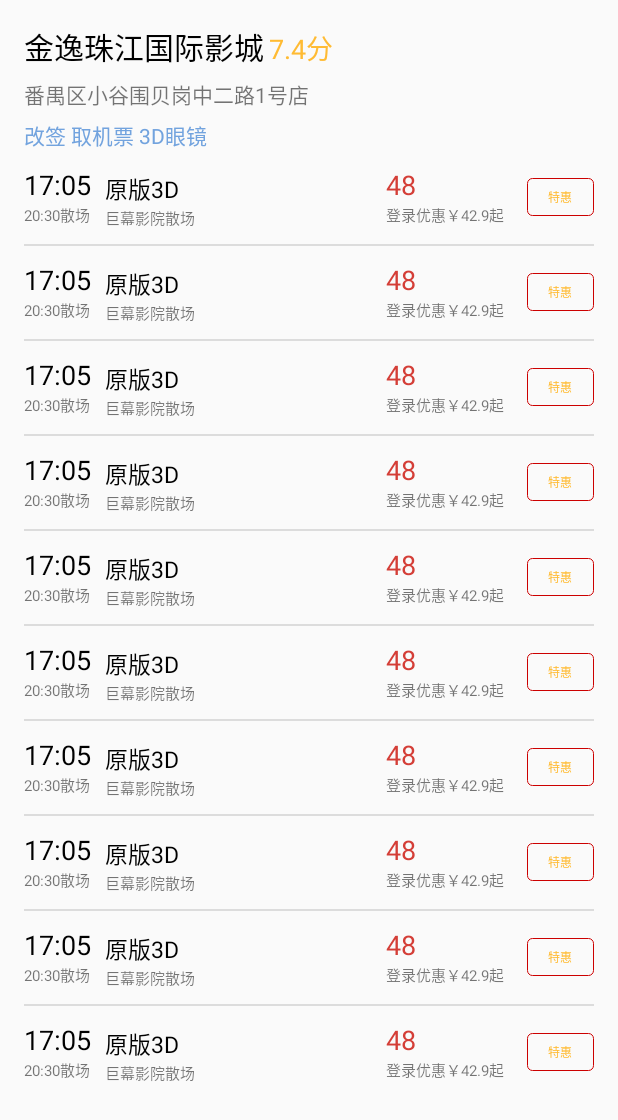
After one commit to MoHuaxiao/TicketSystem, an Android app: the CinemaDetail screen opened directly, with no data from a screen before it, on a phone screen of 412 x 824 dp. The commit adds this screen. Shown: the top 1120 px of the screen. Run offline under Robolectric (Android 15) with nearby library versions, the phone set to English and light mode, and no system bars.

Commit message:
添加电影院详情

```diff
--- a/app/build.gradle
+++ b/app/build.gradle
@@ -21,11 +21,11 @@ android {
 
 dependencies {
     compile fileTree(dir: 'libs', include: ['*.jar'])
+    //添加支付库
     compile 'com.android.support:appcompat-v7:24.2.1'
     compile 'com.android.support:design:24.2.1'
     compile 'com.android.support.constraint:constraint-layout:1.0.2'
     compile 'com.android.support:support-v4:24.2.1'
-    //添加支付库
     compile 'io.github.mayubao:pay_library:1.0.1'
     compile 'com.github.limxing:Android-PromptDialog:1.1.1'
     testCompile 'junit:junit:4.12'
--- /dev/null
+++ b/app/src/main/java/com/x7/ssad/ticketsystem/Activities/CinemaDetail.java
@@ -0,0 +1,33 @@
+package com.x7.ssad.ticketsystem.Activities;
+
+import android.content.Intent;
+import android.support.v7.app.AppCompatActivity;
+import android.os.Bundle;
+import android.view.View;
+import android.widget.AdapterView;
+import android.widget.ListView;
+
+import com.x7.ssad.ticketsystem.Adapters.TicketAdapter;
+import com.x7.ssad.ticketsystem.Model.Ticket;
+import com.x7.ssad.ticketsystem.R;
+
+import java.util.ArrayList;
+import java.util.List;
+
+public class CinemaDetail extends AppCompatActivity {
+
+    @Override
+    protected void onCreate(Bundle savedInstanceState) {
+        super.onCreate(savedInstanceState);
+        setContentView(R.layout.activity_cinema_detail);
+        ListView ticketListView = (ListView) findViewById(R.id.ticket_list);
+        List<Ticket> ticketList = new ArrayList<Ticket>();
+        Ticket t;
+        for (int i = 0; i < 10; i++) {
+            t = new Ticket("17:05", "20:30", "原版3D", 48);
+            ticketList.add(t);
+        }
+        TicketAdapter ticketAdapter = new TicketAdapter(ticketList, this);
+        ticketListView.setAdapter(ticketAdapter);
+    }
+}
--- /dev/null
+++ b/app/src/main/java/com/x7/ssad/ticketsystem/Adapters/TicketAdapter.java
@@ -0,0 +1,82 @@
+package com.x7.ssad.ticketsystem.Adapters;
+
+import android.content.Context;
+import android.view.LayoutInflater;
+import android.view.View;
+import android.view.ViewGroup;
+import android.widget.BaseAdapter;
+import android.widget.TextView;
+
+import com.x7.ssad.ticketsystem.Model.Cinema;
+import com.x7.ssad.ticketsystem.Model.Ticket;
+import com.x7.ssad.ticketsystem.R;
+
+import java.util.List;
+
+/**
+ * Created by Administrator on 2017/06/04.
+ */
+
+public class TicketAdapter extends BaseAdapter{
+    private List<Ticket> list;
+    private Context context;
+
+    public TicketAdapter(List<Ticket> list, Context context) {
+        this.list = list;
+        this.context = context;
+    }
+
+    @Override
+    public int getCount() {
+        if (list == null) {
+            return 0;
+        }
+        return list.size();
+    }
+
+    @Override
+    public Object getItem(int position) {
+        if (list == null) {
+            return null;
+        }
+        return list.get(position);
+    }
+
+    @Override
+    public long getItemId(int position) {
+        return position;
+    }
+
+    @Override
+    public View getView(int position, View convertView, ViewGroup parent) {
+        View view;
+        TicketAdapter.ViewHolder viewHolder;
+
+        if (convertView == null) {
+            view = LayoutInflater.from(context).inflate(R.layout.ticket_item, null);
+            viewHolder = new TicketAdapter.ViewHolder();
+            viewHolder.startTime = (TextView) view.findViewById(R.id.startTime);
+            viewHolder.endTime = (TextView) view.findViewById(R.id.endTime);
+            viewHolder.type = (TextView) view.findViewById(R.id.type);
+            viewHolder.price = (TextView) view.findViewById(R.id.price);
+            view.setTag(viewHolder);
+        }
+        else {
+            view = convertView;
+            viewHolder = (TicketAdapter.ViewHolder) convertView.getTag();
+        }
+
+        viewHolder.startTime.setText(list.get(position).startTime);
+        viewHolder.endTime.setText(list.get(position).endTime);
+        viewHolder.type.setText(list.get(position).type);
+        viewHolder.price.setText(list.get(position).price + "");
+        return view;
+    }
+
+    private class ViewHolder {
+        public TextView startTime;
+        public TextView endTime;
+        public TextView type;
+        public TextView price;
+    }
+}
--- a/app/src/main/java/com/x7/ssad/ticketsystem/Fragments/CinemaFragment.java
+++ b/app/src/main/java/com/x7/ssad/ticketsystem/Fragments/CinemaFragment.java
@@ -1,13 +1,16 @@
 package com.x7.ssad.ticketsystem.Fragments;
 
 
+import android.content.Intent;
 import android.os.Bundle;
 import android.support.v4.app.Fragment;
 import android.view.LayoutInflater;
 import android.view.View;
 import android.view.ViewGroup;
+import android.widget.AdapterView;
 import android.widget.ListView;
 
+import com.x7.ssad.ticketsystem.Activities.CinemaDetail;
 import com.x7.ssad.ticketsystem.Adapters.CinemaAdapter;
 import com.x7.ssad.ticketsystem.Model.Cinema;
 import com.x7.ssad.ticketsystem.R;
@@ -34,6 +37,13 @@ public class CinemaFragment extends Fragment {
         }
         CinemaAdapter cinemaAdapter = new CinemaAdapter(cinemaList, getActivity());
         cinemaListView.setAdapter(cinemaAdapter);
+        cinemaListView.setOnItemClickListener(new AdapterView.OnItemClickListener() {
+            @Override
+            public void onItemClick(AdapterView<?> parent, View view, int position, long id) {
+                Intent intent = new Intent(getActivity(), CinemaDetail.class);
+                startActivity(intent);
+            }
+        });
         return rootView;
     }
 }
--- /dev/null
+++ b/app/src/main/java/com/x7/ssad/ticketsystem/Model/Ticket.java
@@ -0,0 +1,18 @@
+package com.x7.ssad.ticketsystem.Model;
+
+/**
+ * Created by Administrator on 2017/06/04.
+ */
+
+public class Ticket {
+    public String startTime;
+    public String endTime;
+    public String type;
+    public int price;
+    public Ticket(String startTime, String endTime, String type, int price) {
+        this.startTime = startTime;
+        this.endTime = endTime;
+        this.type = type;
+        this.price = price;
+    }
+}
--- /dev/null
+++ b/app/src/main/res/layout/activity_cinema_detail.xml
@@ -0,0 +1,89 @@
+<?xml version="1.0" encoding="utf-8"?>
+<LinearLayout
+    xmlns:android="http://schemas.android.com/apk/res/android"
+    xmlns:tools="http://schemas.android.com/tools"
+    android:paddingBottom="@dimen/activity_vertical_margin"
+    android:paddingLeft="@dimen/activity_horizontal_margin"
+    android:paddingRight="@dimen/activity_horizontal_margin"
+    android:paddingTop="@dimen/activity_vertical_margin"
+    android:orientation="vertical"
+    android:layout_width="match_parent"
+    android:layout_height="match_parent"
+    tools:context="com.x7.ssad.ticketsystem.Activities.CinemaDetail">
+    <LinearLayout
+        android:layout_marginBottom="6dp"
+        android:layout_width="wrap_content"
+        android:layout_height="wrap_content">
+        <TextView
+            android:text="金逸珠江国际影城"
+            android:textColor="#000000"
+            android:textSize="20dp"
+            android:layout_marginRight="5px"
+            android:layout_width="wrap_content"
+            android:layout_height="wrap_content" />
+        <TextView
+            android:text="7.4分"
+            android:textColor="@color/ratingColor"
+            android:textSize="18dp"
+            android:layout_width="wrap_content"
+            android:layout_height="wrap_content" />
+    </LinearLayout>
+    <TextView
+        android:text="番禺区小谷围贝岗中二路1号店"
+        android:layout_marginBottom="6dp"
+        android:layout_width="wrap_content"
+        android:layout_height="wrap_content" />
+    <LinearLayout
+        android:orientation="horizontal"
+        android:layout_width="wrap_content"
+        android:layout_height="wrap_content">
+        <TextView
+            android:text="改签"
+            android:textColor="#72A3DE"
+            android:layout_marginRight="3dp"
+            android:layout_width="wrap_content"
+            android:layout_height="wrap_content" />
+        <TextView
+            android:text="取机票"
+            android:textColor="#72A3DE"
+            android:layout_marginRight="3dp"
+            android:layout_width="wrap_content"
+            android:layout_height="wrap_content" />
+        <TextView
+            android:text="3D眼镜"
+            android:textColor="#72A3DE"
+            android:layout_width="wrap_content"
+            android:layout_height="wrap_content" />
+    </LinearLayout>
+    <!--<LinearLayout-->
+        <!--android:layout_width="match_parent"-->
+        <!--android:layout_height="wrap_content"-->
+        <!--android:layout_marginBottom="8dp"-->
+        <!--android:orientation="vertical">-->
+        <!--<android.support.v7.widget.RecyclerView-->
+            <!--android:id="@+id/movieShot"-->
+            <!--android:layout_width="match_parent"-->
+            <!--android:layout_height="wrap_content"-->
+            <!--android:layout_margin="@dimen/activity_vertical_margin" />-->
+        <!--<TextView-->
+            <!--android:text="多啦A梦： 大雄的南京冒险"-->
+            <!--android:layout_marginBottom="5dp"-->
+            <!--android:textColor="#000000"-->
+            <!--android:textSize="15dp"-->
+            <!--android:layout_gravity="center"-->
+            <!--android:layout_width="wrap_content"-->
+            <!--android:layout_height="wrap_content" />-->
+        <!--<TextView-->
+            <!--android:text="101分钟 | 动画 | 山新"-->
+            <!--android:textSize="15dp"-->
+            <!--android:layout_gravity="center"-->
+            <!--android:layout_width="wrap_content"-->
+            <!--android:layout_height="wrap_content" />-->
+    <!--</LinearLayout>-->
+    <ListView
+        android:id="@+id/ticket_list"
+        android:layout_width="match_parent"
+        android:layout_height="wrap_content"></ListView>
+
+
+</LinearLayout>
--- a/app/src/main/res/layout/ticket_item.xml
+++ b/app/src/main/res/layout/ticket_item.xml
@@ -1,6 +1,127 @@
 <?xml version="1.0" encoding="utf-8"?>
-<LinearLayout xmlns:android="http://schemas.android.com/apk/res/android"
-    android:orientation="vertical" android:layout_width="match_parent"
-    android:layout_height="match_parent">
+<LinearLayout
+    xmlns:android="http://schemas.android.com/apk/res/android"
+    android:orientation="horizontal"
+    android:paddingTop="10dp"
+    android:paddingBottom="10dp"
+    android:layout_width="match_parent"
+    android:layout_height="wrap_content"
+    >
+    <RelativeLayout
+        android:gravity="center"
+        android:layout_width="wrap_content"
+        android:layout_height="wrap_content">
+        <LinearLayout
+            android:id="@+id/left"
+            android:layout_alignParentLeft="true"
+            android:orientation="vertical"
+            android:layout_width="wrap_content"
+            android:layout_height="wrap_content">
+            <TextView
+                android:text="15:05"
+                android:id="@+id/startTime"
+                android:textColor="#000000"
+                android:textSize="18dp"
+                android:layout_width="wrap_content"
+                android:layout_height="wrap_content" />
+            <LinearLayout
+                android:layout_marginRight="10dp"
+                android:orientation="horizontal"
+                android:layout_width="wrap_content"
+                android:layout_height="wrap_content">
+                <TextView
+                    android:text="17:27"
+                    android:id="@+id/endTime"
+                    android:textSize="10dp"
+                    android:layout_width="wrap_content"
+                    android:layout_height="wrap_content" />
+                <TextView
+                    android:text="散场"
+                    android:textSize="10dp"
+                    android:layout_width="wrap_content"
+                    android:layout_height="wrap_content" />
+            </LinearLayout>
+        </LinearLayout>
+        <LinearLayout
+            android:id="@+id/relative_left"
+            android:layout_toRightOf="@+id/left"
+            android:orientation="vertical"
+            android:layout_marginTop="3dp"
+            android:layout_width="wrap_content"
+            android:layout_height="wrap_content">
+            <TextView
+                android:text="原版3D"
+                android:id="@+id/type"
+                android:textColor="#000000"
+                android:textSize="15dp"
+                android:layout_width="wrap_content"
+                android:layout_height="wrap_content" />
+            <LinearLayout
+                android:orientation="horizontal"
+                android:layout_width="wrap_content"
+                android:layout_height="wrap_content">
+                <TextView
+                    android:text="巨幕影院"
+                    android:textSize="10dp"
+                    android:layout_width="wrap_content"
+                    android:layout_height="wrap_content" />
+                <TextView
+                    android:text="散场"
+                    android:textSize="10dp"
+                    android:layout_width="wrap_content"
+                    android:layout_height="wrap_content" />
+            </LinearLayout>
+        </LinearLayout>
+        <LinearLayout
+            android:id="@+id/relative_right"
+            android:layout_toLeftOf="@+id/order_btn"
+            android:orientation="vertical"
+            android:layout_marginRight="15dp"
+            android:layout_width="wrap_content"
+            android:layout_height="wrap_content">
+            <TextView
+                android:text="48元起"
+                android:id="@+id/price"
+                android:textColor="@color/PrimaryRed"
+                android:textSize="18dp"
+                android:layout_width="wrap_content"
+                android:layout_height="wrap_content" />
+            <LinearLayout
+                android:orientation="horizontal"
+                android:layout_width="wrap_content"
+                android:layout_height="wrap_content">
+                <TextView
+                    android:text="登录优惠￥"
+                    android:textSize="10dp"
+                    android:layout_width="wrap_content"
+                    android:layout_height="wrap_content" />
+                <LinearLayout
+                    android:orientation="horizontal"
+                    android:layout_width="wrap_content"
+                    android:layout_height="wrap_content">
+                    <TextView
+                        android:text="42.9"
+                        android:textSize="10dp"
+                        android:layout_width="wrap_content"
+                        android:layout_height="wrap_content" />
+                    <TextView
+                        android:text="起"
+                        android:textSize="10dp"
+                        android:layout_width="wrap_content"
+                        android:layout_height="wrap_content" />
+                </LinearLayout>
+            </LinearLayout>
+        </LinearLayout>
+        <Button xmlns:android="http://schemas.android.com/apk/res/android"
+            android:id="@+id/order_btn"
+            android:layout_width="44.4dp"
+            android:layout_height="25dp"
+            android:layout_alignParentEnd="true"
+            android:layout_centerVertical="true"
+            android:background="@drawable/button_movie_nor"
+            android:text="特惠"
+            android:textColor="@color/ratingColor"
+            android:textSize="8dp"/>
 
+    </RelativeLayout>
 </LinearLayout>
```
Also changed, not shown: app/src/main/AndroidManifest.xml (+2 -7 lines).
